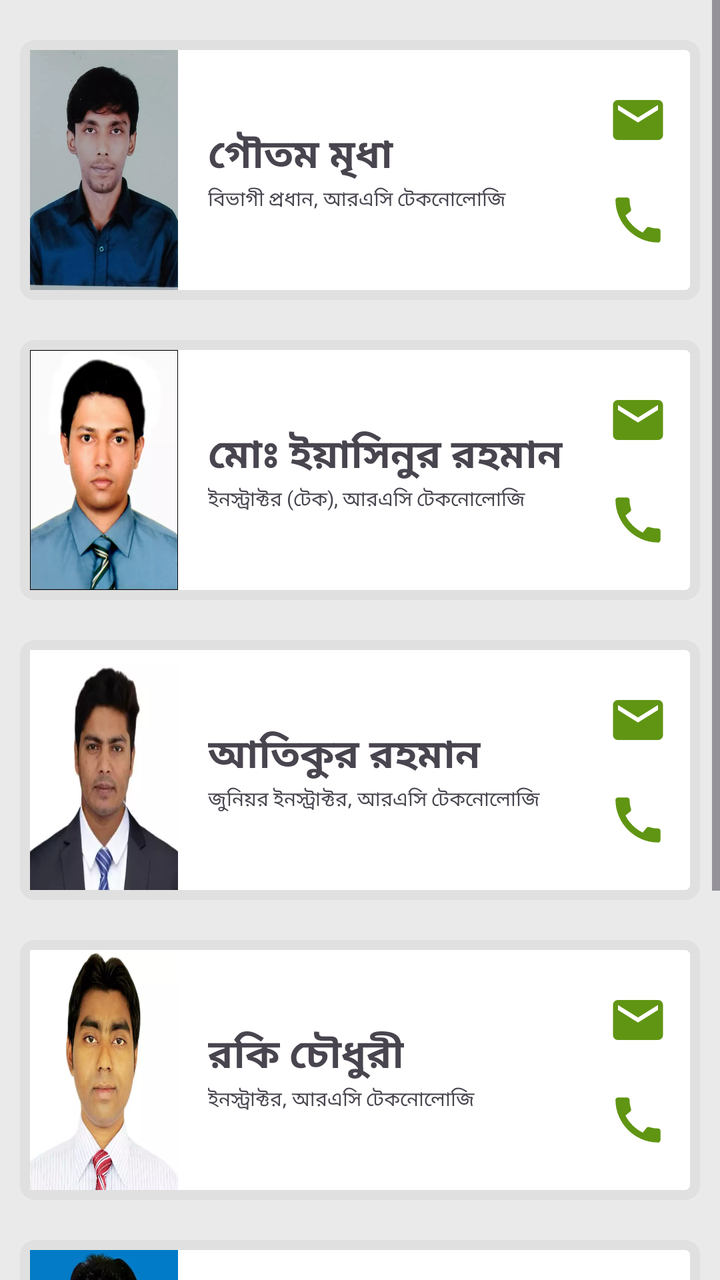
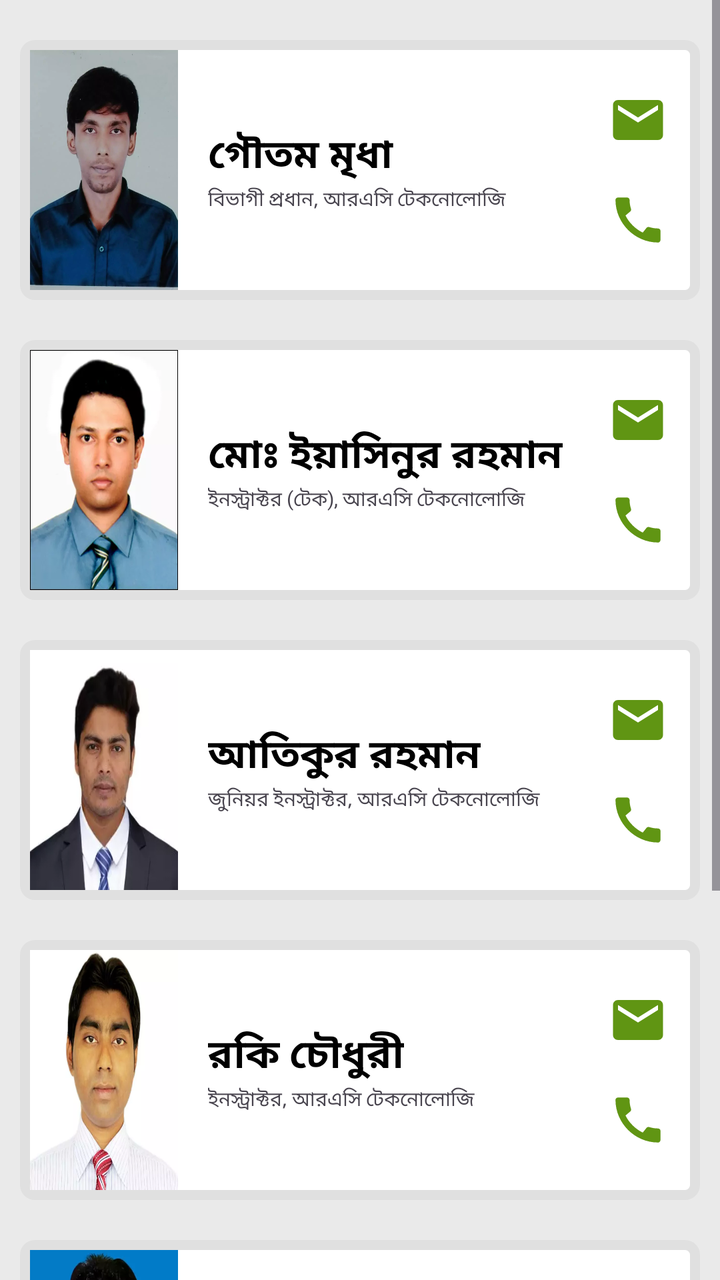

Before-and-after screenshots of an Android layout around one commit, followed by the original layout XML and the change that was made.
<!-- AndroidManifest.xml: application theme Theme.CBPI -->
<!-- res/layout/activity_rac_department.xml -->
<?xml version="1.0" encoding="utf-8"?>
<ScrollView xmlns:android="http://schemas.android.com/apk/res/android"
    xmlns:app="http://schemas.android.com/apk/res-auto"
    xmlns:tools="http://schemas.android.com/tools"
    android:layout_width="match_parent"
    android:layout_height="wrap_content"
    tools:context=".RacDepartment"
    android:background="#EAEAEA">
    <LinearLayout
        android:layout_width="match_parent"
        android:layout_height="wrap_content"
        android:orientation="vertical"
        android:padding="10sp">
        <LinearLayout
            android:layout_width="match_parent"
            android:layout_height="wrap_content"
            android:orientation="horizontal"
            android:padding="5sp"
            android:weightSum="100"
            android:background="@drawable/teachercardback"
            android:layout_marginTop="10sp"
            android:layout_marginBottom="10sp">
            <ImageView
                android:layout_width="80sp"
                android:layout_height="120sp"
                android:src="@drawable/gotomsir"
                android:layout_weight="20"
                android:scaleType="fitXY"/>
            <LinearLayout
                android:layout_width="220sp"
                android:layout_height="wrap_content"
                android:orientation="vertical"
                android:layout_weight="50"
                android:layout_gravity="center"
                android:paddingLeft="15sp">
                <TextView
                    android:layout_width="wrap_content"
                    android:layout_height="wrap_content"
                    android:text="গৌতম মৃধা
"
                    android:textStyle="bold"
                    android:textSize="20sp"/>
                <TextView
                    android:layout_width="wrap_content"
                    android:layout_height="wrap_content"
                    android:text="বিভাগী প্রধান, আরএসি টেকনোলোজি"
                    android:textSize="10sp"/>
            </LinearLayout>
            <LinearLayout
                android:layout_width="wrap_content"
                android:layout_height="wrap_content"
                android:orientation="vertical"
                android:layout_weight="30"
                android:layout_gravity="center"
                android:paddingRight="10sp">
                <ImageView
                    android:id="@+id/racMail1"
                    android:layout_width="30sp"
                    android:layout_height="30sp"
                    android:src="@drawable/baseline_email_24"
                    android:layout_margin="10sp"/>
                <ImageView
                    android:id="@+id/racCall1"
                    android:layout_width="30sp"
                    android:layout_height="30sp"
                    android:src="@drawable/baseline_call_24"
                    android:layout_margin="10sp"/>
            </LinearLayout>
        </LinearLayout>
        <LinearLayout
            android:layout_width="match_parent"
            android:layout_height="wrap_content"
            android:orientation="horizontal"
            android:padding="5sp"
            android:weightSum="100"
            android:background="@drawable/teachercardback"
            android:layout_marginTop="10sp"
            android:layout_marginBottom="10sp">
            <ImageView
                android:layout_width="80sp"
                android:layout_height="120sp"
                android:src="@drawable/yasinsir"
                android:layout_weight="20"
                android:scaleType="fitXY"/>
            <LinearLayout
                android:layout_width="220sp"
                android:layout_height="wrap_content"
                android:orientation="vertical"
                android:layout_weight="50"
                android:layout_gravity="center"
                android:paddingLeft="15sp">
                <TextView
                    android:layout_width="wrap_content"
                    android:layout_height="wrap_content"
                    android:text="মোঃ ইয়াসিনুর রহমান"
                    android:textStyle="bold"
                    android:textSize="20sp"/>
                <TextView
                    android:layout_width="wrap_content"
                    android:layout_height="wrap_content"
                    android:text="ইনস্ট্রাক্টর (টেক), আরএসি টেকনোলোজি"
                    android:textSize="10sp"/>

            </LinearLayout>
            <LinearLayout
                android:layout_width="wrap_content"
                android:layout_height="wrap_content"
                android:orientation="vertical"
                android:layout_weight="30"
                android:layout_gravity="center"
                android:paddingRight="10sp">
                <ImageView
                    android:id="@+id/racMail2"
                    android:layout_width="30sp"
                    android:layout_height="30sp"
                    android:src="@drawable/baseline_email_24"
                    android:layout_margin="10sp"/>
                <ImageView
                    android:id="@+id/racCall2"
                    android:layout_width="30sp"
                    android:layout_height="30sp"
                    android:src="@drawable/baseline_call_24"
                    android:layout_margin="10sp"/>
            </LinearLayout>
        </LinearLayout>
        <LinearLayout
            android:layout_width="match_parent"
            android:layout_height="wrap_content"
            android:orientation="horizontal"
            android:padding="5sp"
            android:weightSum="100"
            android:background="@drawable/teachercardback"
            android:layout_marginTop="10sp"
            android:layout_marginBottom="10sp">
            <ImageView
                android:layout_width="80sp"
                android:layout_height="120sp"
                android:src="@drawable/atiksir"
                android:layout_weight="20"
                android:scaleType="fitXY"/>
            <LinearLayout
                android:layout_width="220sp"
                android:layout_height="wrap_content"
                android:orientation="vertical"
                android:layout_weight="50"
                android:layout_gravity="center"
                android:paddingLeft="15sp">
                <TextView
                    android:layout_width="wrap_content"
                    android:layout_height="wrap_content"
                    android:text="আতিকুর রহমান"
                    android:textStyle="bold"
                    android:textSize="20sp"/>
                <TextView
                    android:layout_width="wrap_content"
                    android:layout_height="wrap_content"
                    android:text="জুনিয়র ইনস্ট্রাক্টর, আরএসি টেকনোলোজি"
                    android:textSize="10sp"/>
            </LinearLayout>
            <LinearLayout
                android:layout_width="wrap_content"
                android:layout_height="wrap_content"
                android:orientation="vertical"
                android:layout_weight="30"
                android:layout_gravity="center"
                android:paddingRight="10sp">
                <ImageView
                    android:id="@+id/racMail3"
                    android:layout_width="30sp"
                    android:layout_height="30sp"
                    android:src="@drawable/baseline_email_24"
                    android:layout_margin="10sp"/>
                <ImageView
                    android:id="@+id/racCall3"
                    android:layout_width="30sp"
                    android:layout_height="30sp"
                    android:src="@drawable/baseline_call_24"
                    android:layout_margin="10sp"/>
            </LinearLayout>
        </LinearLayout>
        <LinearLayout
            android:layout_width="match_parent"
            android:layout_height="wrap_content"
            android:orientation="horizontal"
            android:padding="5sp"
            android:weightSum="100"
            android:background="@drawable/teachercardback"
            android:layout_marginTop="10sp"
            android:layout_marginBottom="10sp">
            <ImageView
                android:layout_width="80sp"
                android:layout_height="120sp"
                android:src="@drawable/rockysir"
                android:layout_weight="20"
                android:scaleType="fitXY"/>
            <LinearLayout
                android:layout_width="220sp"
                android:layout_height="wrap_content"
                android:orientation="vertical"
                android:layout_weight="50"
                android:layout_gravity="center"
                android:paddingLeft="15sp">
                <TextView
                    android:layout_width="wrap_content"
                    android:layout_height="wrap_content"
                    android:text="রকি চৌধুরী"
                    android:textStyle="bold"
                    android:textSize="20sp"/>
                <TextView
                    android:layout_width="wrap_content"
                    android:layout_height="wrap_content"
                    android:text="ইনস্ট্রাক্টর, আরএসি টেকনোলোজি"
                    android:textSize="10sp"/>
            </LinearLayout>
            <LinearLayout
                android:layout_width="wrap_content"
                android:layout_height="wrap_content"
                android:orientation="vertical"
                android:layout_weight="30"
                android:layout_gravity="center"
                android:paddingRight="10sp">
                <ImageView
                    android:id="@+id/racMail4"
                    android:layout_width="30sp"
                    android:layout_height="30sp"
                    android:src="@drawable/baseline_email_24"
                    android:layout_margin="10sp"/>
                <ImageView
                    android:id="@+id/racCall4"
                    android:layout_width="30sp"
                    android:layout_height="30sp"
                    android:src="@drawable/baseline_call_24"
                    android:layout_margin="10sp"/>
            </LinearLayout>
        </LinearLayout>
        <LinearLayout
            android:layout_width="match_parent"
            android:layout_height="wrap_content"
            android:orientation="horizontal"
            android:padding="5sp"
            android:weightSum="100"
            android:background="@drawable/teachercardback"
            android:layout_marginTop="10sp"
            android:layout_marginBottom="10sp">
            <ImageView
                android:layout_width="80sp"
                android:layout_height="120sp"
                android:src="@drawable/fokrulsir"
                android:layout_weight="20"
                android:scaleType="fitXY"/>
            <LinearLayout
                android:layout_width="220sp"
                android:layout_height="wrap_content"
                android:orientation="vertical"
                android:layout_weight="50"
                android:layout_gravity="center"
                android:paddingLeft="15sp">
                <TextView
                    android:layout_width="wrap_content"
                    android:layout_height="wrap_content"
                    android:text="কাজী মোঃ ফখরুল আজম"
                    android:textStyle="bold"
                    android:textSize="20sp"/>
                <TextView
                    android:layout_width="wrap_content"
                    android:layout_height="wrap_content"
                    android:text="জুনিয়র ইনস্ট্রাক্টর, আরএসি টেকনোলোজি"
                    android:textSize="10sp"/>
            </LinearLayout>
            <LinearLayout
                android:layout_width="wrap_content"
                android:layout_height="wrap_content"
                android:orientation="vertical"
                android:layout_weight="30"
                android:layout_gravity="center"
                android:paddingRight="10sp">
                <ImageView
                    android:id="@+id/racMail5"
                    android:layout_width="30sp"
                    android:layout_height="30sp"
                    android:src="@drawable/baseline_email_24"
                    android:layout_margin="10sp"/>
                <ImageView
                    android:id="@+id/racCall5"
                    android:layout_width="30sp"
                    android:layout_height="30sp"
                    android:src="@drawable/baseline_call_24"
                    android:layout_margin="10sp"/>
            </LinearLayout>
        </LinearLayout>
        <LinearLayout
            android:layout_width="match_parent"
            android:layout_height="wrap_content"
            android:orientation="horizontal"
            android:padding="5sp"
            android:weightSum="100"
            android:background="@drawable/teachercardback"
            android:layout_marginTop="10sp"
            android:layout_marginBottom="10sp">
            <ImageView
                android:layout_width="80sp"
                android:layout_height="120sp"
                android:src="@drawable/jahidsir"
                android:layout_weight="20"
                android:scaleType="fitXY"/>
            <LinearLayout
                android:layout_width="220sp"
                android:layout_height="wrap_content"
                android:orientation="vertical"
                android:layout_weight="50"
                android:layout_gravity="center"
                android:paddingLeft="15sp">
                <TextView
                    android:layout_width="wrap_content"
                    android:layout_height="wrap_content"
                    android:text="মোঃ আবু জাহিদ"
                    android:textStyle="bold"
                    android:textSize="20sp"/>
                <TextView
                    android:layout_width="wrap_content"
                    android:layout_height="wrap_content"
                    android:text="জুনিয়র ইনস্ট্রাক্টর, আরএসি টেকনোলোজি"
                    android:textSize="10sp"/>
            </LinearLayout>
            <LinearLayout
                android:layout_width="wrap_content"
                android:layout_height="wrap_content"
                android:orientation="vertical"
                android:layout_weight="30"
                android:layout_gravity="center"
                android:paddingRight="10sp">
                <ImageView
                    android:id="@+id/racMail6"
                    android:layout_width="30sp"
                    android:layout_height="30sp"
                    android:src="@drawable/baseline_email_24"
                    android:layout_margin="10sp"/>
                <ImageView
                    android:id="@+id/racCall6"
                    android:layout_width="30sp"
                    android:layout_height="30sp"
                    android:src="@drawable/baseline_call_24"
                    android:layout_margin="10sp"/>
            </LinearLayout>
        </LinearLayout>


    </LinearLayout>

</ScrollView>
<!-- resources referenced by this layout -->
<resources>
  <!-- drawable atiksir: webp bitmap (drawable, 4468 bytes) -->
  <!-- drawable baseline_call_24 (drawable) -->
  <vector android:height="24dp" android:tint="#609513"
      android:viewportHeight="24" android:viewportWidth="24"
      android:width="24dp" xmlns:android="http://schemas.android.com/apk/res/android">
      <path android:fillColor="@android:color/white" android:pathData="M20.01,15.38c-1.23,0 -2.42,-0.2 -3.53,-0.56 -0.35,-0.12 -0.74,-0.03 -1.01,0.24l-1.57,1.97c-2.83,-1.35 -5.48,-3.9 -6.89,-6.83l1.95,-1.66c0.27,-0.28 0.35,-0.67 0.24,-1.02 -0.37,-1.11 -0.56,-2.3 -0.56,-3.53 0,-0.54 -0.45,-0.99 -0.99,-0.99H4.19C3.65,3 3,3.24 3,3.99 3,13.28 10.73,21 20.01,21c0.71,0 0.99,-0.63 0.99,-1.18v-3.45c0,-0.54 -0.45,-0.99 -0.99,-0.99z"/>
  </vector>
  <!-- drawable baseline_email_24 (drawable) -->
  <vector android:height="24dp" android:tint="#609513"
      android:viewportHeight="24" android:viewportWidth="24"
      android:width="24dp" xmlns:android="http://schemas.android.com/apk/res/android">
      <path android:fillColor="@android:color/white" android:pathData="M20,4L4,4c-1.1,0 -1.99,0.9 -1.99,2L2,18c0,1.1 0.9,2 2,2h16c1.1,0 2,-0.9 2,-2L22,6c0,-1.1 -0.9,-2 -2,-2zM20,8l-8,5 -8,-5L4,6l8,5 8,-5v2z"/>
  </vector>
  <!-- drawable fokrulsir: webp bitmap (drawable, 8658 bytes) -->
  <!-- drawable gotomsir: webp bitmap (drawable, 25354 bytes) -->
  <!-- drawable jahidsir: webp bitmap (drawable, 11248 bytes) -->
  <!-- drawable rockysir: webp bitmap (drawable, 13050 bytes) -->
  <!-- drawable teachercardback (drawable) -->
  <?xml version="1.0" encoding="utf-8"?>
  <shape xmlns:android="http://schemas.android.com/apk/res/android">
      <solid android:color="@color/white"/>
      <corners android:radius="5sp"/>
      <stroke android:color="#E0E0E0"/>
      <stroke android:width="5sp"/>
  </shape>
  <!-- drawable yasinsir: webp bitmap (drawable, 9344 bytes) -->
  <style name="Theme.CBPI" parent="Base.Theme.CBPI" />
  <color name="white">#FFFFFFFF</color>
  <style name="Base.Theme.CBPI" parent="Theme.Material3.DayNight">
          <item name="android:statusBarColor">@color/Green</item>
          <item name="titleTextColor">@color/white</item>
          <item name="actionOverflowButtonStyle">@style/Threedots</item>
          
          
          <item name="android:windowAnimationStyle">@style/CustomActivityAnimation</item>
      </style>
  <color name="Green">#609513</color>
  <style name="Threedots" parent="Widget.AppCompat.ActionButton.Overflow">
          <item name="tint">@color/white</item>
      </style>
  <style name="CustomActivityAnimation" parent="@android:style/Animation.Activity">
          <item name="android:activityOpenEnterAnimation">@anim/slide_in_right</item>
          <item name="android:activityOpenExitAnimation">@anim/slide_out_left</item>
          <item name="android:activityCloseEnterAnimation">@anim/slide_in_left</item>
          <item name="android:activityCloseExitAnimation">@anim/slide_out_right</item>
      </style>
</resources>

<!-- the commit's change to res/layout/activity_rac_department.xml (unified diff, before → after) -->
@@ -5,7 +5,7 @@
     android:layout_width="match_parent"
     android:layout_height="wrap_content"
     tools:context=".RacDepartment"
-    android:background="#EAEAEA">
+    style="@style/GrayBg">
     <LinearLayout
         android:layout_width="match_parent"
         android:layout_height="wrap_content"
@@ -17,7 +17,7 @@
             android:orientation="horizontal"
             android:padding="5sp"
             android:weightSum="100"
-            android:background="@drawable/teachercardback"
+            style="@style/TeacherCardBack"
             android:layout_marginTop="10sp"
             android:layout_marginBottom="10sp">
             <ImageView
@@ -39,7 +39,8 @@
                     android:text="গৌতম মৃধা
 "
                     android:textStyle="bold"
-                    android:textSize="20sp"/>
+                    android:textSize="20sp"
+style="@style/Text"/>
                 <TextView
                     android:layout_width="wrap_content"
                     android:layout_height="wrap_content"
@@ -73,7 +74,7 @@
             android:orientation="horizontal"
             android:padding="5sp"
             android:weightSum="100"
-            android:background="@drawable/teachercardback"
+            style="@style/TeacherCardBack"
             android:layout_marginTop="10sp"
             android:layout_marginBottom="10sp">
             <ImageView
@@ -94,7 +95,8 @@
                     android:layout_height="wrap_content"
                     android:text="মোঃ ইয়াসিনুর রহমান"
                     android:textStyle="bold"
-                    android:textSize="20sp"/>
+                    android:textSize="20sp"
+style="@style/Text"/>
                 <TextView
                     android:layout_width="wrap_content"
                     android:layout_height="wrap_content"
@@ -129,7 +131,7 @@
             android:orientation="horizontal"
             android:padding="5sp"
             android:weightSum="100"
-            android:background="@drawable/teachercardback"
+            style="@style/TeacherCardBack"
             android:layout_marginTop="10sp"
             android:layout_marginBottom="10sp">
             <ImageView
@@ -150,7 +152,8 @@
                     android:layout_height="wrap_content"
                     android:text="আতিকুর রহমান"
                     android:textStyle="bold"
-                    android:textSize="20sp"/>
+                    android:textSize="20sp"
+style="@style/Text"/>
                 <TextView
                     android:layout_width="wrap_content"
                     android:layout_height="wrap_content"
@@ -184,7 +187,7 @@
             android:orientation="horizontal"
             android:padding="5sp"
             android:weightSum="100"
-            android:background="@drawable/teachercardback"
+            style="@style/TeacherCardBack"
             android:layout_marginTop="10sp"
             android:layout_marginBottom="10sp">
             <ImageView
@@ -205,7 +208,8 @@
                     android:layout_height="wrap_content"
                     android:text="রকি চৌধুরী"
                     android:textStyle="bold"
-                    android:textSize="20sp"/>
+                    android:textSize="20sp"
+style="@style/Text"/>
                 <TextView
                     android:layout_width="wrap_content"
                     android:layout_height="wrap_content"
@@ -239,7 +243,7 @@
             android:orientation="horizontal"
             android:padding="5sp"
             android:weightSum="100"
-            android:background="@drawable/teachercardback"
+            style="@style/TeacherCardBack"
             android:layout_marginTop="10sp"
             android:layout_marginBottom="10sp">
             <ImageView
@@ -260,7 +264,8 @@
                     android:layout_height="wrap_content"
                     android:text="কাজী মোঃ ফখরুল আজম"
                     android:textStyle="bold"
-                    android:textSize="20sp"/>
+                    android:textSize="20sp"
+style="@style/Text"/>
                 <TextView
                     android:layout_width="wrap_content"
                     android:layout_height="wrap_content"
@@ -294,7 +299,7 @@
             android:orientation="horizontal"
             android:padding="5sp"
             android:weightSum="100"
-            android:background="@drawable/teachercardback"
+            style="@style/TeacherCardBack"
             android:layout_marginTop="10sp"
             android:layout_marginBottom="10sp">
             <ImageView
@@ -315,7 +320,8 @@
                     android:layout_height="wrap_content"
                     android:text="মোঃ আবু জাহিদ"
                     android:textStyle="bold"
-                    android:textSize="20sp"/>
+                    android:textSize="20sp"
+style="@style/Text"/>
                 <TextView
                     android:layout_width="wrap_content"
                     android:layout_height="wrap_content"
<!-- resource entries referenced after the edit -->
@@ -25,7 +25,17 @@
       <stroke android:color="#E0E0E0"/>
       <stroke android:width="5sp"/>
   </shape>
+  <color name="black">#FF000000</color>
   <!-- drawable yasinsir: webp bitmap (drawable, 9344 bytes) -->
+  <style name="GrayBg">
+          <item name="android:background">#EAEAEA</item>
+      </style>
+  <style name="TeacherCardBack">
+          <item name="android:background">@drawable/teachercardback</item>
+      </style>
+  <style name="Text">
+          <item name="android:textColor">@color/black</item>
+      </style>
   <style name="Theme.CBPI" parent="Base.Theme.CBPI" />
   <color name="white">#FFFFFFFF</color>
   <style name="Base.Theme.CBPI" parent="Theme.Material3.DayNight">
